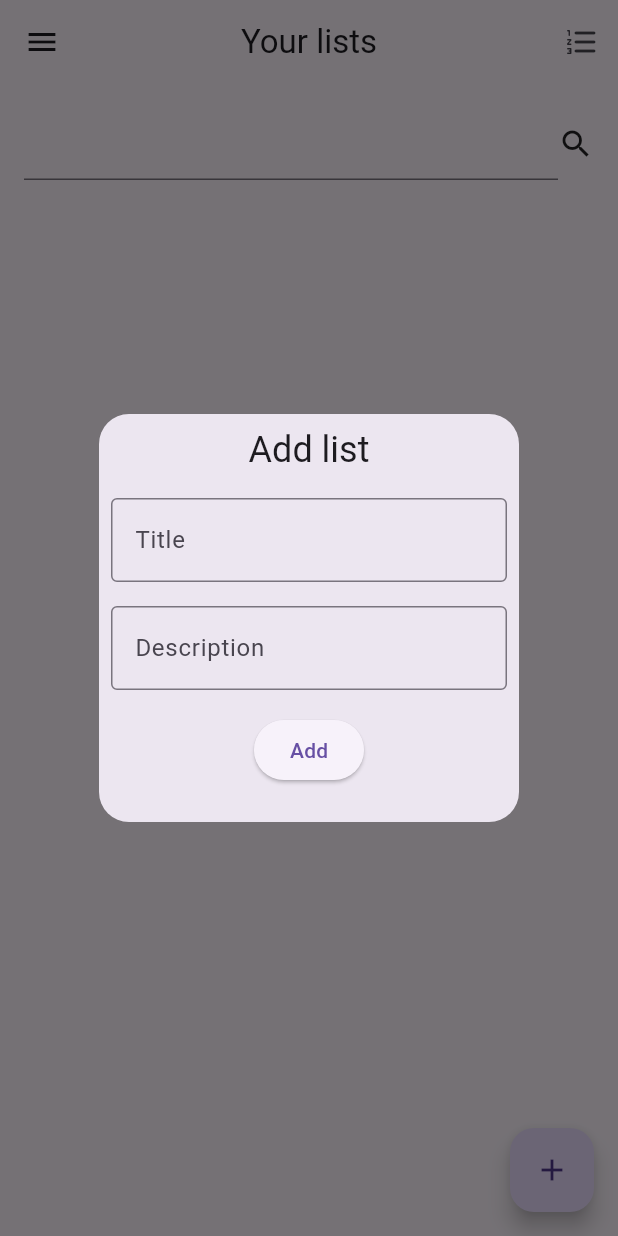
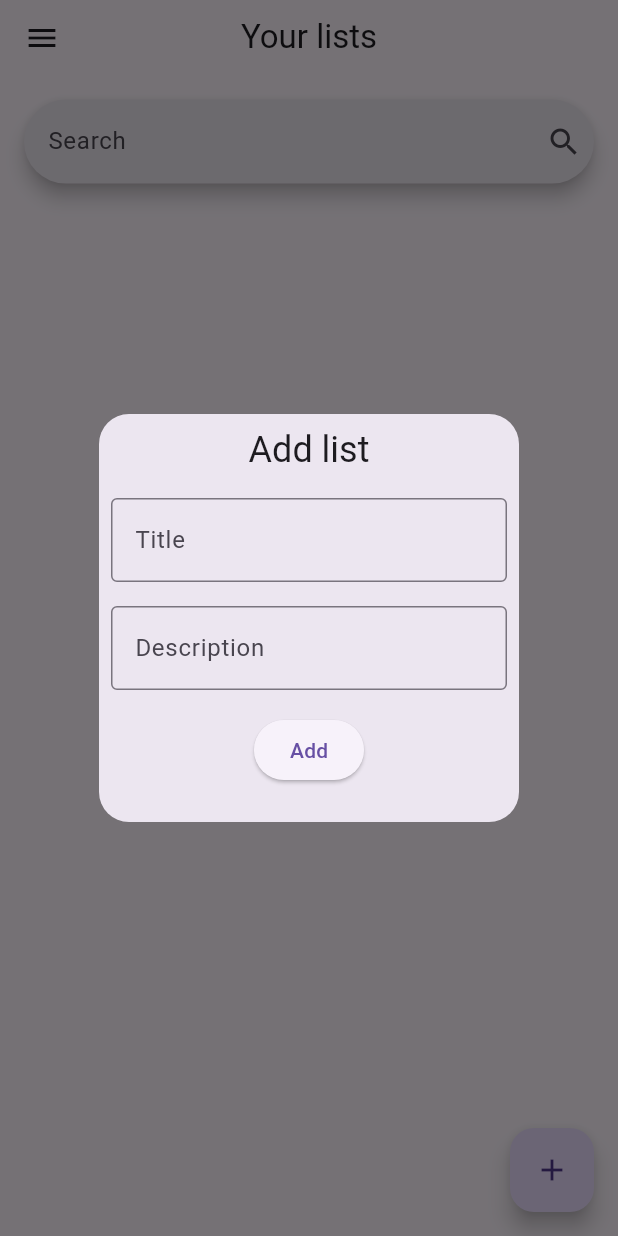
Before and after one commit to catonzio/shali_fe, a Flutter app: the HomeView screen opened by its route, after a tap on the "add" icon, on a phone screen of 412 x 824 dp. Run offline on Flutter 3.47's test engine with Material 2 defaults, Android fonts, the phone set to English and light mode, and no system bars; our stand-ins replace dio, firebase_core, firebase_messaging, flutter_animate, flutter_local_notifications, get and 1 more; accounts and stored records are empty; network calls fail.

Commit message:
new search bar and minor fixes

```diff
--- a/lib/data/controllers/list_controller.dart
+++ b/lib/data/controllers/list_controller.dart
@@ -16,6 +16,9 @@ class ListController extends ListElementsController {
   final RxList<ItemModel> _visibleItems = <ItemModel>[].obs;
   List<ItemModel> get visibleItems => _visibleItems;
   set visibleItems(List<ItemModel> value) => _visibleItems.value = value;
+
+  @override
+  bool get canMove => searchController.text.isEmpty && visibleItems.length > 1;
 
   ListController({required this.itemRepository});
 
--- a/lib/data/controllers/user_controller.dart
+++ b/lib/data/controllers/user_controller.dart
@@ -13,6 +13,9 @@ class UserController extends ListElementsController {
   final RxList<ListModel> _visibleLists = <ListModel>[].obs;
   List<ListModel> get visibleLists => _visibleLists;
   set visibleLists(List<ListModel> value) => _visibleLists.value = value;
+
+  @override
+  bool get canMove => searchController.text.isEmpty && visibleLists.length > 1;
 
   UserController({required this.listRepository});
 
--- a/lib/ui/views/home_view.dart
+++ b/lib/ui/views/home_view.dart
@@ -5,6 +5,7 @@ import 'package:shali_fe/data/models/list.dart';
 import 'package:shali_fe/ui/widgets/default_drawer.dart';
 import 'package:shali_fe/ui/widgets/insert_widget.dart';
 import 'package:shali_fe/ui/widgets/list_card.dart';
+import 'package:shali_fe/ui/widgets/my_search_bar.dart';
 
 class HomeView extends StatelessWidget {
   const HomeView({super.key});
@@ -19,7 +20,7 @@ class HomeView extends StatelessWidget {
               title: const Text("Your lists"),
               centerTitle: true,
               actions: [
-                if (controller.searchController.text.isEmpty)
+                if (controller.canMove)
                   IconButton(
                     onPressed: () {
                       controller.isMoving = !controller.isMoving;
@@ -30,6 +31,11 @@ class HomeView extends StatelessWidget {
                     tooltip: controller.isMoving ? "Done" : "Reorder",
                   )
               ],
+              bottom: PreferredSize(
+                preferredSize:
+                    Size.fromHeight(MediaQuery.of(context).size.height * 0.1),
+                child: MySearchBar(controller: controller),
+              ),
             ),
             floatingActionButton: FloatingActionButton(
                 child: const Icon(Icons.add),
@@ -50,24 +56,9 @@ class HomeView extends StatelessWidget {
   Widget mainBody(UserController controller) {
     List<ListModel> lists = controller.visibleLists;
 
-    return Column(
-      children: [
-        Padding(
-          padding: const EdgeInsets.fromLTRB(0, 0, 0, 16),
-          child: Row(
-            children: [
-              Expanded(
-                  child: TextField(
-                controller: controller.searchController,
-                onChanged: (value) => controller.filterElements(value),
-              )),
-              const Icon(Icons.search),
-            ],
-          ),
-        ),
-        Expanded(
-          child: controller.isMoving && controller.searchController.text.isEmpty
+    return controller.isMoving && controller.canMove
         ? ReorderableListView.builder(
+            buildDefaultDragHandles: false,
             onReorder: (oldIndex, newIndex) =>
                 controller.reorderElements(oldIndex, newIndex),
             itemCount: lists.length,
@@ -77,9 +68,7 @@ class HomeView extends StatelessWidget {
                 ))
         : ListView.builder(
             itemCount: lists.length,
-                  itemBuilder: (context, index) => ListCard(index: index)),
-        )
-      ],
-    );
+            itemBuilder: (context, index) =>
+                ListCard(key: lists[index].key, index: index));
   }
 }
--- /dev/null
+++ b/lib/ui/widgets/my_search_bar.dart
@@ -0,0 +1,26 @@
+import 'package:flutter/material.dart';
+import 'package:shali_fe/data/controllers/list_elements_controller.dart';
+
+class MySearchBar extends StatelessWidget {
+  final ListElementsController controller;
+  const MySearchBar({super.key, required this.controller});
+
+  @override
+  Widget build(BuildContext context) {
+    return Padding(
+      padding: const EdgeInsets.all(16),
+      child: SearchBar(
+        controller: controller.searchController,
+        onChanged: (value) => controller.filterElements(value),
+        hintText: "Search",
+        elevation: MaterialStateProperty.all(5),
+        trailing: const [Icon(Icons.search)],
+        leading: controller.searchController.text.isNotEmpty
+            ? IconButton(
+                onPressed: () => controller.clearSearch(),
+                icon: const Icon(Icons.clear))
+            : Container(),
+      ),
+    );
+  }
+}
--- a/pubspec.yaml
+++ b/pubspec.yaml
@@ -41,6 +41,7 @@ dependencies:
   get: ^4.6.5
   get_storage: ^2.1.1
   dio: ^5.3.2
+  flutter_animate: ^4.2.0+1
 
 dev_dependencies:
   flutter_test:
```
Also changed, not shown: lib/data/controllers/list_elements_controller.dart (+13 -0 lines), lib/ui/views/list_view.dart (+11 -24 lines), lib/ui/widgets/item_card.dart (+13 -2 lines), lib/ui/widgets/list_card.dart (+13 -3 lines), pubspec.lock. Lines whose indentation alone changed are shown as unchanged.
